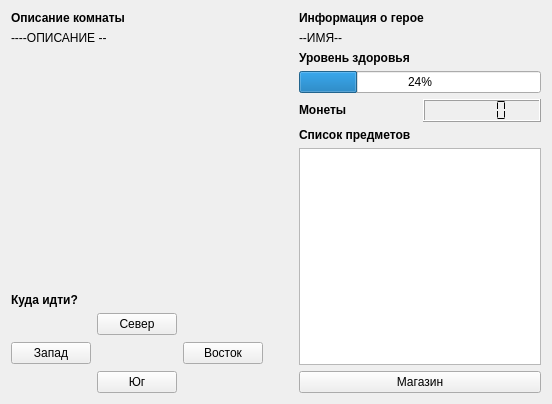
Qt form game/ui/mainwindow.ui (LosYear/qt-practice) before a commit.
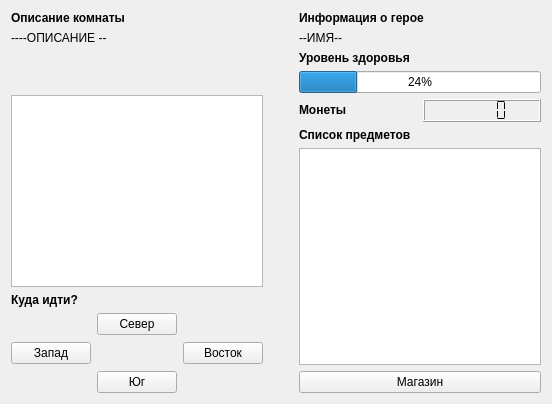
The same form after that commit.

Commit message: Room items & money

What changed in the file:
```diff
--- a/game/ui/mainwindow.ui
+++ b/game/ui/mainwindow.ui
@@ -58,6 +58,9 @@
           </property>
          </spacer>
         </item>
+        <item>
+         <widget class="QListWidget" name="roomItems"/>
+        </item>
         <item>
          <widget class="QLabel" name="label_4">
           <property name="text">
```
The commit also changes 13 other files.
